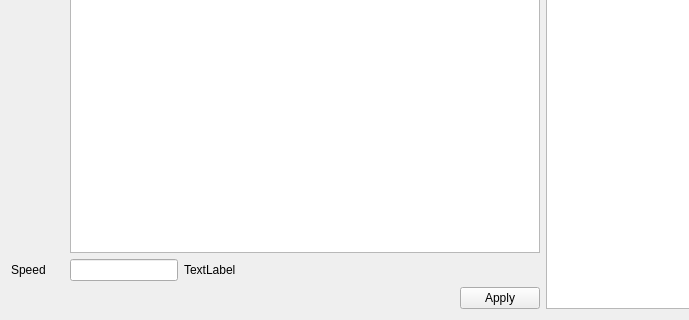
The window that src/IOverlayDistanceEditWidget.ui (ntruchsess/QLandkarteGT) describes before a commit, drawn with Qt 5; both pictures show x 0 to 689 and y 119 to 439 of the 1086 by 439 pixel window.
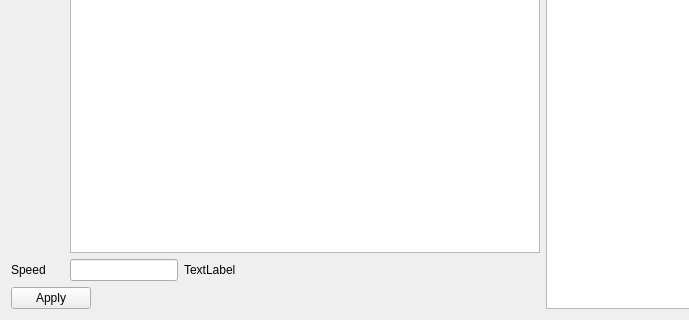
The same window after the commit.

```diff
--- a/src/IOverlayDistanceEditWidget.ui
+++ b/src/IOverlayDistanceEditWidget.ui
@@ -102,6 +102,9 @@
          <verstretch>0</verstretch>
         </sizepolicy>
        </property>
+       <property name="layoutDirection">
+        <enum>Qt::RightToLeft</enum>
+       </property>
        <property name="standardButtons">
         <set>QDialogButtonBox::Apply</set>
        </property>
```
